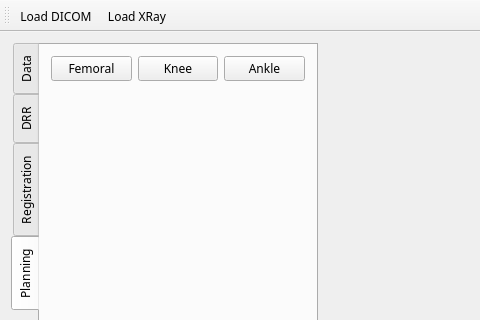
This is MainWindow.ui in lihouxing-sjtu/Hito as Qt 5 draws it before an edit; both pictures show x 0 to 480 and y 0 to 320 of the 1192 by 700 pixel window. The edited form follows.
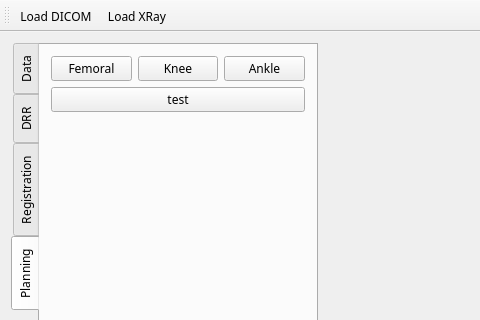
This is the edited form. The open tabs and pages were chosen to show the change. Custom widgets are drawn as their Qt base class.

Diff of the .ui file:
```diff
--- a/MainWindow.ui
+++ b/MainWindow.ui
@@ -791,6 +791,19 @@
         <string>Planning</string>
        </attribute>
        <layout class="QGridLayout" name="gridLayout_10">
+        <item row="2" column="0">
+         <spacer name="verticalSpacer_5">
+          <property name="orientation">
+           <enum>Qt::Vertical</enum>
+          </property>
+          <property name="sizeHint" stdset="0">
+           <size>
+            <width>20</width>
+            <height>553</height>
+           </size>
+          </property>
+         </spacer>
+        </item>
         <item row="0" column="0">
          <layout class="QHBoxLayout" name="horizontalLayout_9">
           <item>
@@ -826,9 +839,9 @@
          </layout>
         </item>
         <item row="1" column="0">
-         <spacer name="verticalSpacer_5">
-          <property name="orientation">
-           <enum>Qt::Vertical</enum>
+         <widget class="QPushButton" name="testButton">
+          <property name="text">
+           <string>test</string>
           </property>
           <property name="sizeHint" stdset="0">
            <size>
@@ -836,7 +849,10 @@
             <height>553</height>
            </size>
           </property>
-         </spacer>
+          <property name="checkable">
+           <bool>true</bool>
+          </property>
+         </widget>
         </item>
        </layout>
       </widget>
```
Left out of the diff: 9 changed lines with no effect on the pictures.
